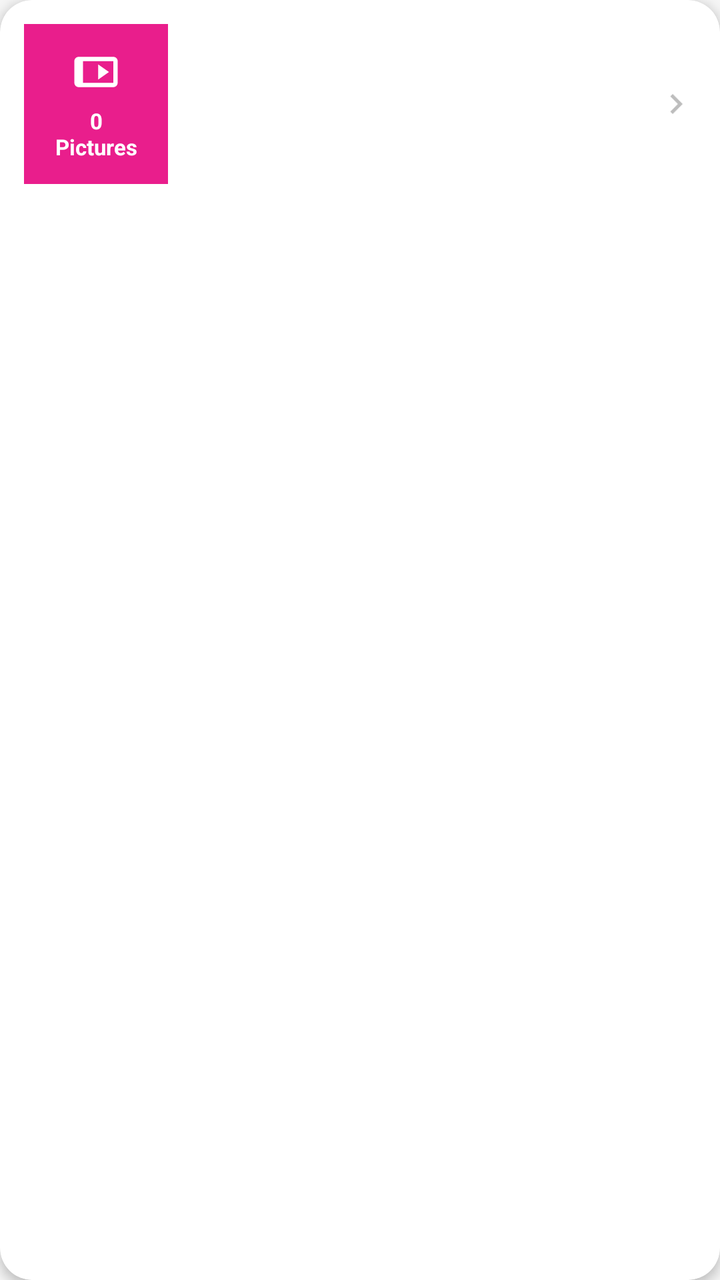
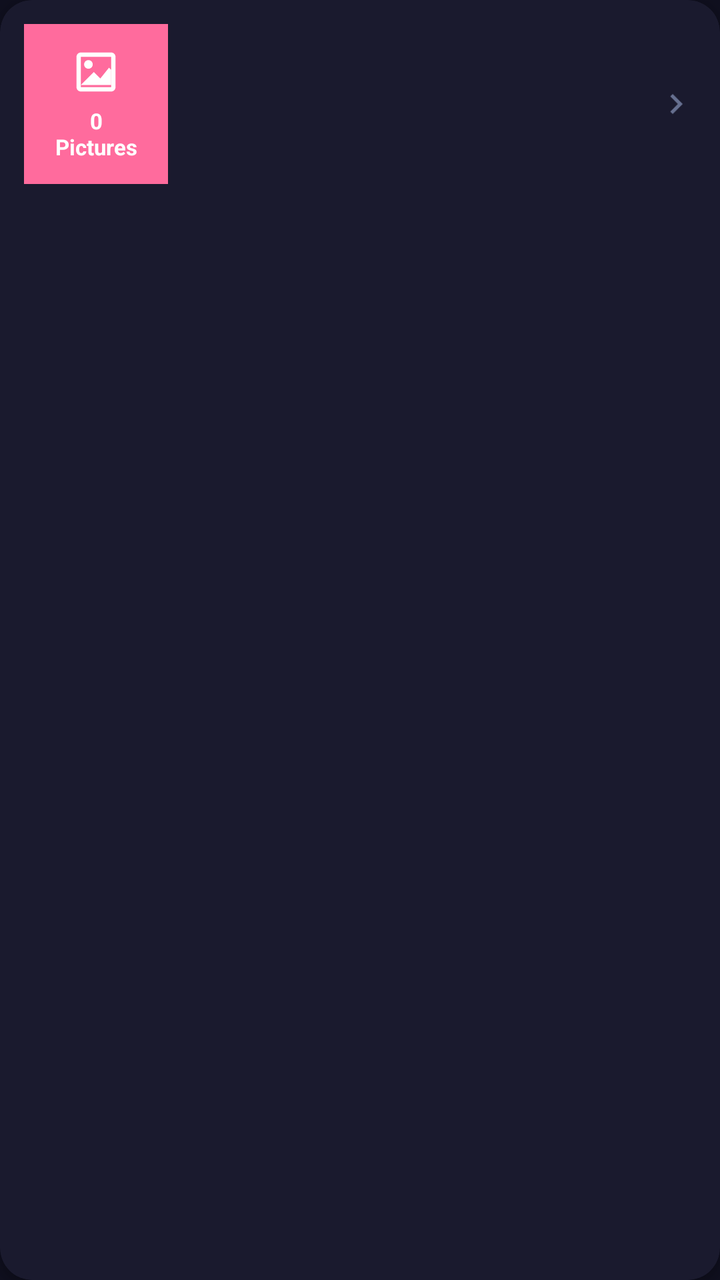

An Android layout rendered at two revisions. The XML below is the earlier revision; the diff shows what the commit changed to produce the second picture.
<!-- AndroidManifest.xml: application theme Theme.PhotoRecoveryNew -->
<!-- res/layout/card_album_new.xml -->
<?xml version="1.0" encoding="utf-8"?>
<androidx.cardview.widget.CardView xmlns:android="http://schemas.android.com/apk/res/android"
    xmlns:app="http://schemas.android.com/apk/res-auto"
    android:layout_width="match_parent"
    android:layout_height="wrap_content"
    android:layout_marginHorizontal="12dp"
    android:layout_marginVertical="5dp"
    android:foreground="?attr/selectableItemBackground"
    android:clickable="true"
    android:focusable="true"
    app:cardCornerRadius="16dp"
    app:cardElevation="3dp"
    app:cardBackgroundColor="#FFFFFF">

    <LinearLayout
        android:layout_width="match_parent"
        android:layout_height="wrap_content"
        android:orientation="horizontal"
        android:gravity="center_vertical"
        android:padding="12dp">

        
        <LinearLayout
            android:id="@+id/imageLayout"
            android:layout_width="72dp"
            android:layout_height="80dp"
            android:orientation="vertical"
            android:gravity="center"
            android:background="@color/colorPhotos"
            android:padding="6dp"
            android:layout_marginEnd="12dp">

            <ImageView
                android:layout_width="26dp"
                android:layout_height="26dp"
                android:src="@drawable/ic_cat_images"
                android:tint="#FFFFFF"
                android:layout_marginBottom="4dp"/>

            <TextView
                android:id="@+id/tv_folder2"
                android:layout_width="match_parent"
                android:layout_height="wrap_content"
                android:gravity="center"
                android:maxLines="2"
                android:textColor="#FFFFFF"
                android:textSize="11sp"
                android:textStyle="bold"
                android:text="0\nPictures"/>
        </LinearLayout>

        
        <LinearLayout
            android:id="@+id/lv_content"
            android:layout_width="0dp"
            android:layout_height="80dp"
            android:layout_weight="1"
            android:orientation="vertical"
            android:gravity="center_vertical">

            
            <androidx.recyclerview.widget.RecyclerView
                android:id="@+id/recycler_view_list"
                android:layout_width="match_parent"
                android:layout_height="match_parent"
                android:orientation="horizontal"
                android:nestedScrollingEnabled="false"
                android:clickable="false"
                android:focusable="false"
                android:overScrollMode="never"/>
        </LinearLayout>

        
        <ImageView
            android:id="@+id/im_arrow"
            android:layout_width="20dp"
            android:layout_height="20dp"
            android:layout_marginStart="8dp"
            android:src="@drawable/ic_chevron_right"
            app:tint="#BDBDBD"/>

    </LinearLayout>
</androidx.cardview.widget.CardView>
<!-- resources referenced by this layout -->
<resources>
  <color name="colorPhotos">#E91E8C</color>
  <!-- drawable ic_cat_images (drawable) -->
  <?xml version="1.0" encoding="utf-8"?>
  <vector xmlns:android="http://schemas.android.com/apk/res/android" android:width="24dp" android:height="24dp" android:viewportWidth="24" android:viewportHeight="24">
      <path android:fillColor="#E91E8C" android:pathData="M20,5H4C2.9,5 2,5.9 2,7V17A2,2 0 0,0 4,19H20A2,2 0 0,0 22,17V7C22,5.89 21.1,5 20,5M20,17H4V7H20V17M6,7H4V17H6V7Z"/>
      <path android:fillColor="#E91E8C" android:pathData="M13,8.5V15.5L18,12Z"/>
  </vector>
  <!-- drawable ic_chevron_right (drawable) -->
  <?xml version="1.0" encoding="utf-8"?>
  <vector xmlns:android="http://schemas.android.com/apk/res/android"
      android:width="32dp"
      android:height="32dp"
      android:viewportWidth="24"
      android:viewportHeight="24">
      <path
          android:fillColor="#FFFFFF"
          android:pathData="M8.59,16.59L13.17,12L8.59,7.41L10,6L16,12L10,18L8.59,16.59Z"/>
  </vector>
  <style name="Theme.PhotoRecoveryNew" parent="Theme.MaterialComponents.Light.NoActionBar">
          <item name="colorPrimary">@color/colorPrimary</item>
          <item name="colorPrimaryVariant">@color/colorPrimaryDark</item>
          <item name="colorOnPrimary">@color/white</item>
          <item name="colorSecondary">@color/colorAccent</item>
          <item name="colorOnSecondary">@color/white</item>
          <item name="android:windowBackground">@color/colorBackground</item>
          <item name="android:statusBarColor" tools:targetApi="l">#FFFFFF</item>
          <item name="android:windowLightStatusBar" tools:targetApi="m">true</item>
      </style>
  <color name="colorPrimary">#6C63FF</color>
  <color name="colorPrimaryDark">#4A42D6</color>
  <color name="white">#FFFFFFFF</color>
  <color name="colorAccent">#6C63FF</color>
  <color name="colorBackground">#F5F5F5</color>
</resources>

<!-- the commit's change to res/layout/card_album_new.xml (unified diff, before → after) -->
@@ -10,7 +10,7 @@
     android:focusable="true"
     app:cardCornerRadius="16dp"
     app:cardElevation="3dp"
-    app:cardBackgroundColor="#FFFFFF">
+    app:cardBackgroundColor="@color/colorSurface">
 
     <LinearLayout
         android:layout_width="match_parent"
@@ -42,11 +42,10 @@
                 android:layout_width="match_parent"
                 android:layout_height="wrap_content"
                 android:gravity="center"
-                android:maxLines="2"
+                android:text="0\nPictures"
                 android:textColor="#FFFFFF"
                 android:textSize="11sp"
-                android:textStyle="bold"
-                android:text="0\nPictures"/>
+                android:textStyle="bold"/>
         </LinearLayout>
 
         
@@ -77,7 +76,7 @@
             android:layout_height="20dp"
             android:layout_marginStart="8dp"
             android:src="@drawable/ic_chevron_right"
-            app:tint="#BDBDBD"/>
+            app:tint="@color/colorTextHint"/>
 
     </LinearLayout>
 </androidx.cardview.widget.CardView>
<!-- resource entries referenced after the edit -->
@@ -1,11 +1,27 @@
 <!-- resources referenced by this layout -->
 <resources>
-  <color name="colorPhotos">#E91E8C</color>
+  <color name="colorPhotos">#FF6B9D</color>
+  <color name="colorSurface">#1A1A2E</color>
+  <color name="colorTextHint">#667090</color>
   <!-- drawable ic_cat_images (drawable) -->
   <?xml version="1.0" encoding="utf-8"?>
-  <vector xmlns:android="http://schemas.android.com/apk/res/android" android:width="24dp" android:height="24dp" android:viewportWidth="24" android:viewportHeight="24">
-      <path android:fillColor="#E91E8C" android:pathData="M20,5H4C2.9,5 2,5.9 2,7V17A2,2 0 0,0 4,19H20A2,2 0 0,0 22,17V7C22,5.89 21.1,5 20,5M20,17H4V7H20V17M6,7H4V17H6V7Z"/>
-      <path android:fillColor="#E91E8C" android:pathData="M13,8.5V15.5L18,12Z"/>
+  <vector xmlns:android="http://schemas.android.com/apk/res/android"
+      android:width="24dp"
+      android:height="24dp"
+      android:viewportWidth="24"
+      android:viewportHeight="24">
+      
+      <path
+          android:fillColor="#FFFFFF"
+          android:pathData="M19,3H5C3.9,3 3,3.9 3,5V19C3,20.1 3.9,21 5,21H19C20.1,21 21,20.1 21,19V5C21,3.9 20.1,3 19,3ZM19,19H5V5H19V19Z"/>
+      
+      <path
+          android:fillColor="#FFFFFF"
+          android:pathData="M8.5,10.5C9.6,10.5 10.5,9.6 10.5,8.5C10.5,7.4 9.6,6.5 8.5,6.5C7.4,6.5 6.5,7.4 6.5,8.5C6.5,9.6 7.4,10.5 8.5,10.5Z"/>
+      
+      <path
+          android:fillColor="#FFFFFF"
+          android:pathData="M5,18 L11,12 L14,15 L18,10 L19,11 L19,18 Z"/>
   </vector>
   <!-- drawable ic_chevron_right (drawable) -->
   <?xml version="1.0" encoding="utf-8"?>
@@ -18,20 +34,22 @@
           android:fillColor="#FFFFFF"
           android:pathData="M8.59,16.59L13.17,12L8.59,7.41L10,6L16,12L10,18L8.59,16.59Z"/>
   </vector>
-  <style name="Theme.PhotoRecoveryNew" parent="Theme.MaterialComponents.Light.NoActionBar">
+  <style name="Theme.PhotoRecoveryNew" parent="Theme.MaterialComponents.NoActionBar">
           <item name="colorPrimary">@color/colorPrimary</item>
           <item name="colorPrimaryVariant">@color/colorPrimaryDark</item>
           <item name="colorOnPrimary">@color/white</item>
-          <item name="colorSecondary">@color/colorAccent</item>
+          <item name="colorSecondary">@color/colorSecondary</item>
           <item name="colorOnSecondary">@color/white</item>
           <item name="android:windowBackground">@color/colorBackground</item>
-          <item name="android:statusBarColor" tools:targetApi="l">#FFFFFF</item>
-          <item name="android:windowLightStatusBar" tools:targetApi="m">true</item>
+          <item name="android:statusBarColor" tools:targetApi="l">@color/colorBackground</item>
+          <item name="android:navigationBarColor">@color/colorNavBackground</item>
+          <item name="android:windowLightStatusBar" tools:targetApi="m">false</item>
       </style>
-  <color name="colorPrimary">#6C63FF</color>
-  <color name="colorPrimaryDark">#4A42D6</color>
+  <color name="colorPrimary">#7B6FFF</color>
+  <color name="colorPrimaryDark">#5A4FE0</color>
   <color name="white">#FFFFFFFF</color>
-  <color name="colorAccent">#6C63FF</color>
-  <color name="colorBackground">#F5F5F5</color>
+  <color name="colorSecondary">#00D4AA</color>
+  <color name="colorBackground">#0F0F1E</color>
+  <color name="colorNavBackground">#12121F</color>
 </resources>
 
